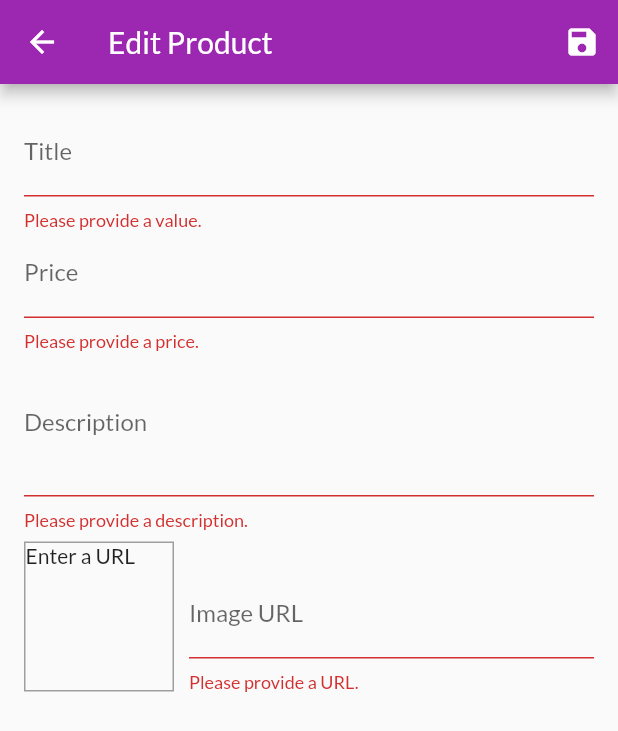
After one commit to Cscreed3131/shop_app, a Flutter app: the EditProductScreen screen opened by its route, after a tap on the "save" icon, on a phone screen of 412 x 824 dp. The commit adds this screen. Shown: the top 731 px of the screen. Run offline on Flutter 3.47's test engine with Material 2 defaults, Android fonts, the phone set to English and light mode, and no system bars; network calls fail.

Commit message:
My application after completing the third part.

```diff
--- a/lib/Screens/cart_screens.dart
+++ b/lib/Screens/cart_screens.dart
@@ -38,7 +38,7 @@ class CartScreen extends StatelessWidget {
                       '\$${cart.totalAmount.toStringAsFixed(2)}',
                       style: TextStyle(
                         color:
-                            Theme.of(context).primaryTextTheme.headline6.color,
+                            Theme.of(context).primaryTextTheme.titleLarge.color,
                       ),
                     ),
                     backgroundColor: Theme.of(context).primaryColor,
--- /dev/null
+++ b/lib/Screens/edit_product_screen.dart
@@ -0,0 +1,259 @@
+import 'package:flutter/material.dart';
+import 'package:flutter_complete_guide/providers/products.dart';
+import 'package:provider/provider.dart';
+
+import '../providers/product.dart';
+
+class EditProductScreen extends StatefulWidget {
+  static const routeName = '/edit- products';
+  @override
+  State<EditProductScreen> createState() => _EditProductScreenState();
+}
+
+class _EditProductScreenState extends State<EditProductScreen> {
+  final _priceFocusNode = FocusNode();
+  final _descriptionFocusNode = FocusNode();
+  final _imageUrlController = TextEditingController();
+  final _imageUrlFocusNode = FocusNode();
+  final _form = GlobalKey<FormState>();
+  Product _editedProduct = Product(
+    id: null,
+    title: '',
+    description: '',
+    price: 0,
+    imageUrl: '',
+  );
+
+  void _updateImageUrl() {
+    if (!_imageUrlFocusNode.hasFocus) {
+      if ((!_imageUrlController.text.startsWith('http') &&
+              !_imageUrlController.text.startsWith('https')) ||
+          (!_imageUrlController.text.endsWith('.jpg') &&
+              !_imageUrlController.text.endsWith('.png') &&
+              !_imageUrlController.text.endsWith('jpeg'))) {
+        return;
+      }
+
+      setState(() {});
+    }
+  }
+
+  var _isInit = true;
+  var _initValues = {
+    'title': '',
+    'description': '',
+    'price': '',
+    'imageUrl': '',
+  };
+
+  @override
+  void initState() {
+    _imageUrlFocusNode.addListener(_updateImageUrl);
+    super.initState();
+  }
+
+  @override
+  void didChangeDependencies() {
+    if (_isInit) {
+      final productId = ModalRoute.of(context).settings.arguments as String;
+      if (productId != null) {
+        _editedProduct =
+            Provider.of<Products>(context, listen: false).findById(productId);
+        _initValues = {
+          'title': _editedProduct.title,
+          'description': _editedProduct.description,
+          'price': _editedProduct.price.toString(),
+          // 'imageUrl': _editedProduct.imageUrl,
+          'imageUrl': '',
+        };
+        _imageUrlController.text = _editedProduct.imageUrl;
+      }
+    }
+    _isInit = false;
+    super.didChangeDependencies();
+  }
+
+  @override
+  void dispose() {
+    _imageUrlFocusNode.removeListener(_updateImageUrl);
+    _priceFocusNode.dispose();
+    _descriptionFocusNode.dispose();
+    _imageUrlFocusNode.dispose();
+    super.dispose();
+  }
+
+  void _saveForm() {
+    final isValid = _form.currentState.validate();
+    if (!isValid) {
+      return;
+    }
+    _form.currentState.save();
+    if (_editedProduct.id != null) {
+      Provider.of<Products>(context, listen: false)
+          .updateProduct(_editedProduct.id, _editedProduct);
+    } else {
+      Provider.of<Products>(context, listen: false).addProducts(_editedProduct);
+    }
+    Navigator.of(context).pop();
+  }
+
+  @override
+  Widget build(BuildContext context) {
+    return Scaffold(
+      appBar: AppBar(
+        title: Text('Edit Product'),
+        actions: <Widget>[
+          IconButton(
+            onPressed: () {
+              _saveForm();
+            },
+            icon: Icon(Icons.save),
+          ),
+        ],
+      ),
+      body: Padding(
+        padding: const EdgeInsets.all(16.0),
+        child: Form(
+          key: _form,
+          child: ListView(
+            children: <Widget>[
+              TextFormField(
+                initialValue: _initValues['title'],
+                decoration: InputDecoration(labelText: 'Title'),
+                textInputAction: TextInputAction.next,
+                onFieldSubmitted: (_) {
+                  FocusScope.of(context).requestFocus(_priceFocusNode);
+                },
+                validator: (value) {
+                  if (value.isEmpty) {
+                    return 'Please provide a value.';
+                  }
+                  return null;
+                },
+                onSaved: (value) => _editedProduct = Product(
+                  id: _editedProduct.id,
+                  isFavorite: _editedProduct.isFavorite,
+                  title: value,
+                  description: _editedProduct.description,
+                  price: _editedProduct.price,
+                  imageUrl: _editedProduct.imageUrl,
+                ),
+              ),
+              TextFormField(
+                initialValue: _initValues['price'],
+                decoration: InputDecoration(labelText: 'Price'),
+                textInputAction: TextInputAction.next,
+                keyboardType: TextInputType.number,
+                focusNode: _priceFocusNode,
+                onFieldSubmitted: (_) {
+                  FocusScope.of(context).requestFocus(_descriptionFocusNode);
+                },
+                validator: (value) {
+                  if (value.isEmpty) {
+                    return 'Please provide a price.';
+                  }
+                  if (double.tryParse(value) == null) {
+                    return 'Please enter valid number';
+                  }
+                  if (double.parse(value) <= 0) {
+                    return 'Please Enter a number greater than 0';
+                  }
+                  return null;
+                },
+                onSaved: (value) => _editedProduct = Product(
+                  id: _editedProduct.id,
+                  isFavorite: _editedProduct.isFavorite,
+                  title: _editedProduct.title,
+                  description: _editedProduct.description,
+                  price: double.parse(value),
+                  imageUrl: _editedProduct.imageUrl,
+                ),
+              ),
+              TextFormField(
+                initialValue: _initValues['description'],
+                decoration: InputDecoration(labelText: 'Description'),
+                maxLines: 3,
+                keyboardType: TextInputType.multiline,
+                focusNode: _descriptionFocusNode,
+                validator: (value) {
+                  if (value.isEmpty) {
+                    return 'Please provide a description.';
+                  }
+                  if (value.length < 10) {
+                    return 'Should be a least characters';
+                  }
+                  return null;
+                },
+                onSaved: (value) => _editedProduct = Product(
+                  id: _editedProduct.id,
+                  isFavorite: _editedProduct.isFavorite,
+                  title: _editedProduct.title,
+                  description: value,
+                  price: _editedProduct.price,
+                  imageUrl: _editedProduct.imageUrl,
+                ),
+              ),
+              Row(
+                crossAxisAlignment: CrossAxisAlignment.end,
+                children: <Widget>[
+                  Container(
+                    width: 100,
+                    height: 100,
+                    margin: EdgeInsets.only(
+                      top: 8,
+                      right: 10,
+                    ),
+                    decoration: BoxDecoration(
+                      border: Border.all(width: 1, color: Colors.grey),
+                    ),
+                    child: _imageUrlController.text.isEmpty
+                        ? Text('Enter a URL')
+                        : FittedBox(
+                            child: Image.network(
+                              _imageUrlController.text,
+                              fit: BoxFit.cover,
+                            ),
+                          ),
+                  ),
+                  Expanded(
+                    child: TextFormField(
+                      decoration: InputDecoration(labelText: 'Image URL'),
+                      keyboardType: TextInputType.url,
+                      textInputAction: TextInputAction.done,
+                      controller: _imageUrlController,
+                      focusNode: _imageUrlFocusNode,
+                      onFieldSubmitted: (_) => _saveForm(),
+                      validator: (value) {
+                        if (value.isEmpty) {
+                          return 'Please provide a URL.';
+                        }
+                        if (!value.startsWith('http') &&
+                            !value.startsWith('https')) {
+                          return 'Please enter a valid URL.';
+                        }
+                        if (!value.endsWith('.jpg') &&
+                            !value.endsWith('.png') &&
+                            !value.endsWith('jpeg')) {
+                          return null;
+                        }
+                        return null;
+                      },
+                      onSaved: (value) => _editedProduct = Product(
+                        id: _editedProduct.id,
+                        isFavorite: _editedProduct.isFavorite,
+                        title: _editedProduct.title,
+                        description: _editedProduct.description,
+                        price: _editedProduct.price,
+                        imageUrl: value,
+                      ),
+                    ),
+                  ),
+                ],
+              )
+            ],
+          ),
+        ),
+      ),
+    );
+  }
+}
--- a/lib/Screens/product_overview_screen.dart
+++ b/lib/Screens/product_overview_screen.dart
@@ -50,7 +50,7 @@ class _ProductOverviewScreeenState extends State<ProductOverviewScreeen> {
               cart,
               ch,
             ) =>
-                Badge(
+                Bdge(
               child: ch,
               value: cart.itemsCount.toString(),
             ),
--- a/lib/providers/products.dart
+++ b/lib/providers/products.dart
@@ -64,8 +64,30 @@ class Products with ChangeNotifier {
   //   notifyListeners();
   // }
 
-  void addProducts() {
-    // _items.add(value);
+  void addProducts(Product product) {
+    final newProduct = Product(
+      id: DateTime.now().toString(),
+      title: product.title,
+      description: product.description,
+      price: product.price,
+      imageUrl: product.imageUrl,
+    );
+    _items.add(newProduct);
+    notifyListeners();
+  }
+
+  void updateProduct(String id, Product newProduct) {
+    final prodIndex = _items.indexWhere((prod) => prod.id == id);
+    if (prodIndex >= 0) {
+      _items[prodIndex] = newProduct;
+      notifyListeners();
+    } else {
+      print('...');
+    }
+  }
+
+  void deleteProduct(String id) {
+    _items.removeWhere((prod) => prod.id == id);
     notifyListeners();
   }
 }
--- a/lib/widgets/products_grid.dart
+++ b/lib/widgets/products_grid.dart
@@ -19,11 +19,7 @@ class ProductsGrid extends StatelessWidget {
       itemCount: products.length,
       itemBuilder: (ctx, i) => ChangeNotifierProvider.value(
         value: products[i],
-        child: ProductItem(
-            // products[i].id,
-            // products[i].title,
-            // products[i].imageUrl,
-            ),
+        child: ProductItem(),
       ),
       gridDelegate: SliverGridDelegateWithFixedCrossAxisCount(
         crossAxisCount: 2,
```
Also changed, not shown: lib/Screens/user_product_screen.dart (added, +48 -0 lines), lib/main.dart (+9 -5 lines), lib/providers/cart.dart (+20 -0 lines), lib/widgets/app_drawer.dart (+10 -0 lines), lib/widgets/badge.dart (+5 -3 lines), lib/widgets/cart_item.dart (+24 -1 lines), lib/widgets/products_item.dart (+16 -1 lines), lib/widgets/user_product_item.dart (added, +44 -0 lines), pubspec.lock.
